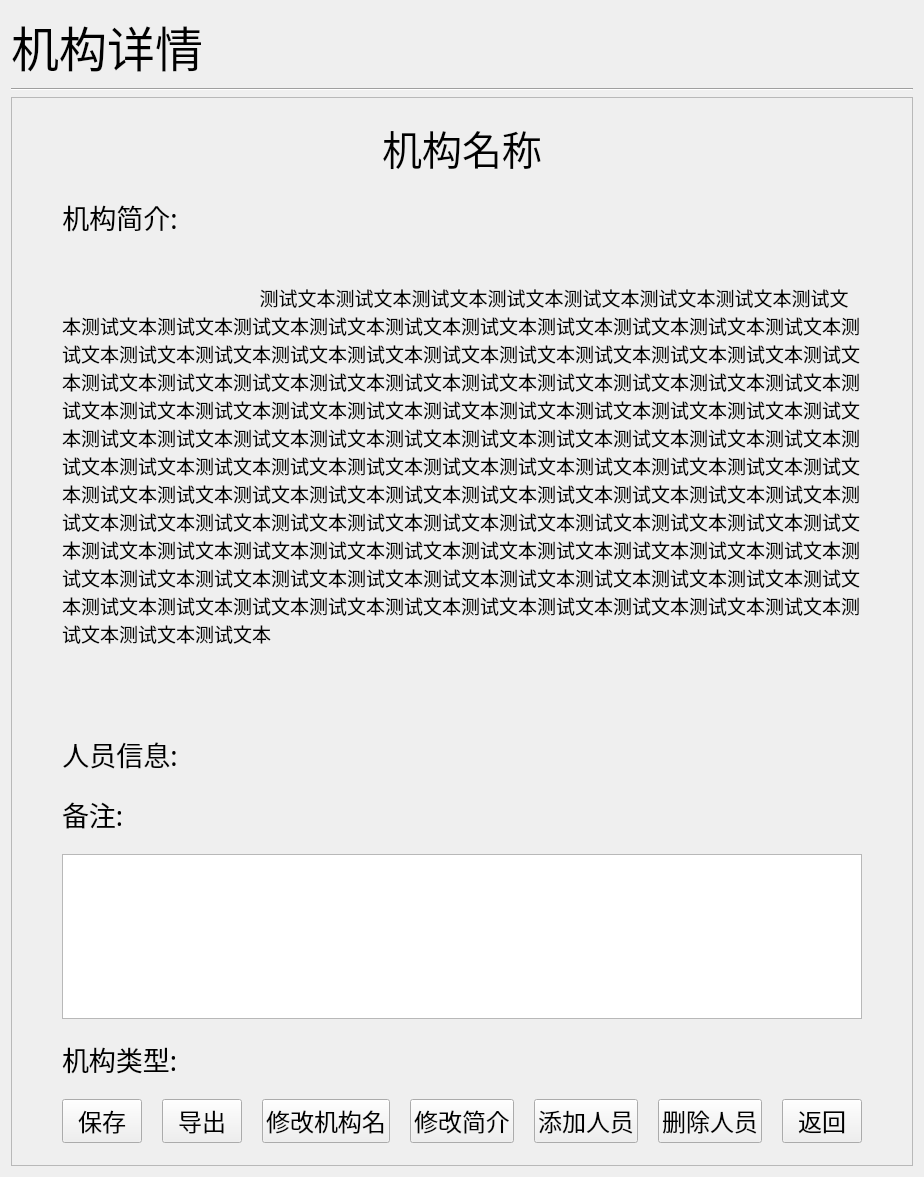
Before: the Qt Designer form ui/widgets/subpages/pagejgxq/page.ui in ArcherLuo233/election-s-prediction, drawn with Qt 5.
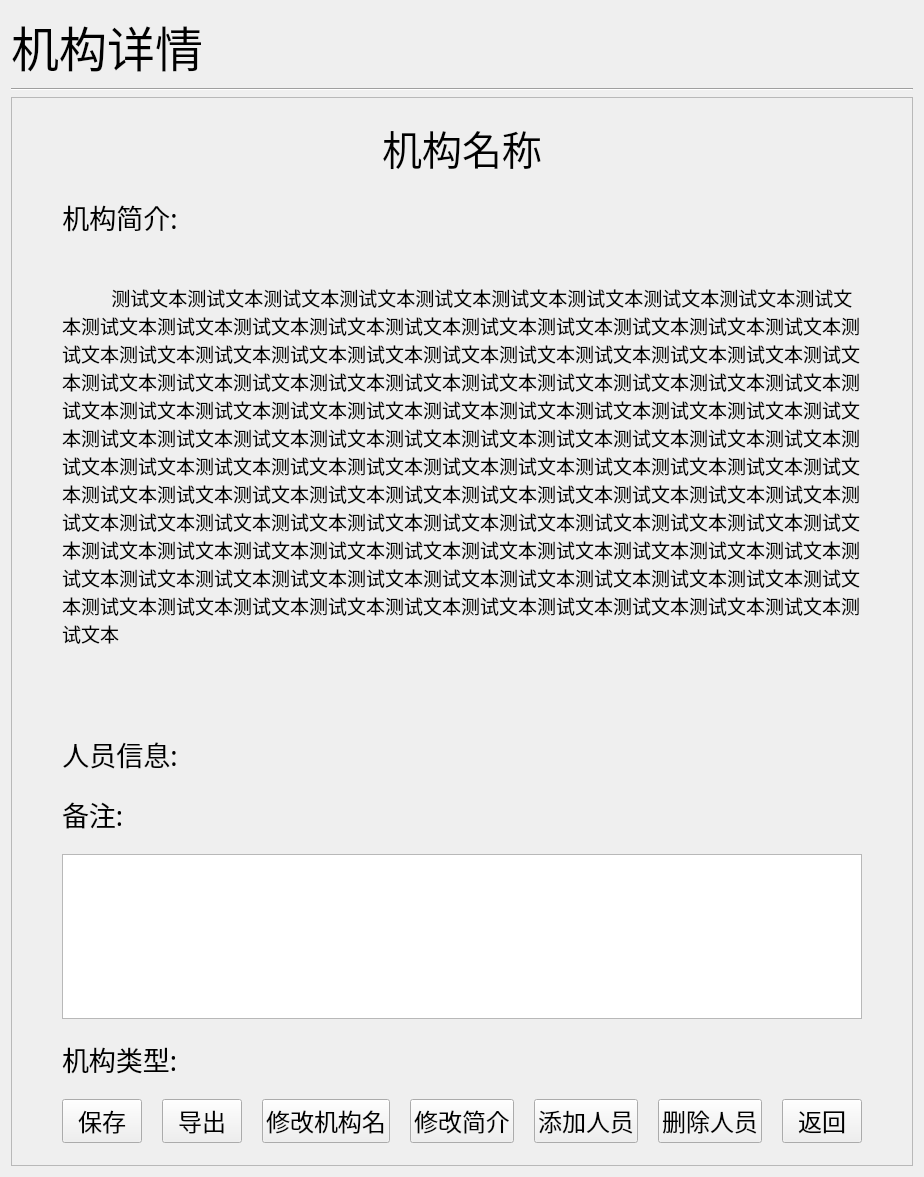
After: the same form once the commit is applied. Custom widgets are drawn as their Qt base class.

What changed in the file:
```diff
--- a/ui/widgets/subpages/pagejgxq/page.ui
+++ b/ui/widgets/subpages/pagejgxq/page.ui
@@ -146,7 +146,7 @@
                             <widget class="QLabel" name="label_summary">
                                 <property name="text">
                                     <string>
-                                        测试文本测试文本测试文本测试文本测试文本测试文本测试文本测试文本测试文本测试文本测试文本测试文本测试文本测试文本测试文本测试文本测试文本测试文本测试文本测试文本测试文本测试文本测试文本测试文本测试文本测试文本测试文本测试文本测试文本测试文本测试文本测试文本测试文本测试文本测试文本测试文本测试文本测试文本测试文本测试文本测试文本测试文本测试文本测试文本测试文本测试文本测试文本测试文本测试文本测试文本测试文本测试文本测试文本测试文本测试文本测试文本测试文本测试文本测试文本测试文本测试文本测试文本测试文本测试文本测试文本测试文本测试文本测试文本测试文本测试文本测试文本测试文本测试文本测试文本测试文本测试文本测试文本测试文本测试文本测试文本测试文本测试文本测试文本测试文本测试文本测试文本测试文本测试文本测试文本测试文本测试文本测试文本测试文本测试文本测试文本测试文本测试文本测试文本测试文本测试文本测试文本测试文本测试文本测试文本测试文本测试文本测试文本测试文本测试文本测试文本测试文本测试文本测试文本测试文本测试文本测试文本测试文本测试文本测试文本测试文本测试文本测试文本测试文本测试文本测试文本测试文本
+          测试文本测试文本测试文本测试文本测试文本测试文本测试文本测试文本测试文本测试文本测试文本测试文本测试文本测试文本测试文本测试文本测试文本测试文本测试文本测试文本测试文本测试文本测试文本测试文本测试文本测试文本测试文本测试文本测试文本测试文本测试文本测试文本测试文本测试文本测试文本测试文本测试文本测试文本测试文本测试文本测试文本测试文本测试文本测试文本测试文本测试文本测试文本测试文本测试文本测试文本测试文本测试文本测试文本测试文本测试文本测试文本测试文本测试文本测试文本测试文本测试文本测试文本测试文本测试文本测试文本测试文本测试文本测试文本测试文本测试文本测试文本测试文本测试文本测试文本测试文本测试文本测试文本测试文本测试文本测试文本测试文本测试文本测试文本测试文本测试文本测试文本测试文本测试文本测试文本测试文本测试文本测试文本测试文本测试文本测试文本测试文本测试文本测试文本测试文本测试文本测试文本测试文本测试文本测试文本测试文本测试文本测试文本测试文本测试文本测试文本测试文本测试文本测试文本测试文本测试文本测试文本测试文本测试文本测试文本测试文本测试文本测试文本测试文本测试文本测试文本测试文本
                                     </string>
                                 </property>
                                 <property name="wordWrap">
```
Left out of the diff: 13 changed lines with no effect on the pictures. Lines whose indentation alone changed are shown as unchanged.
